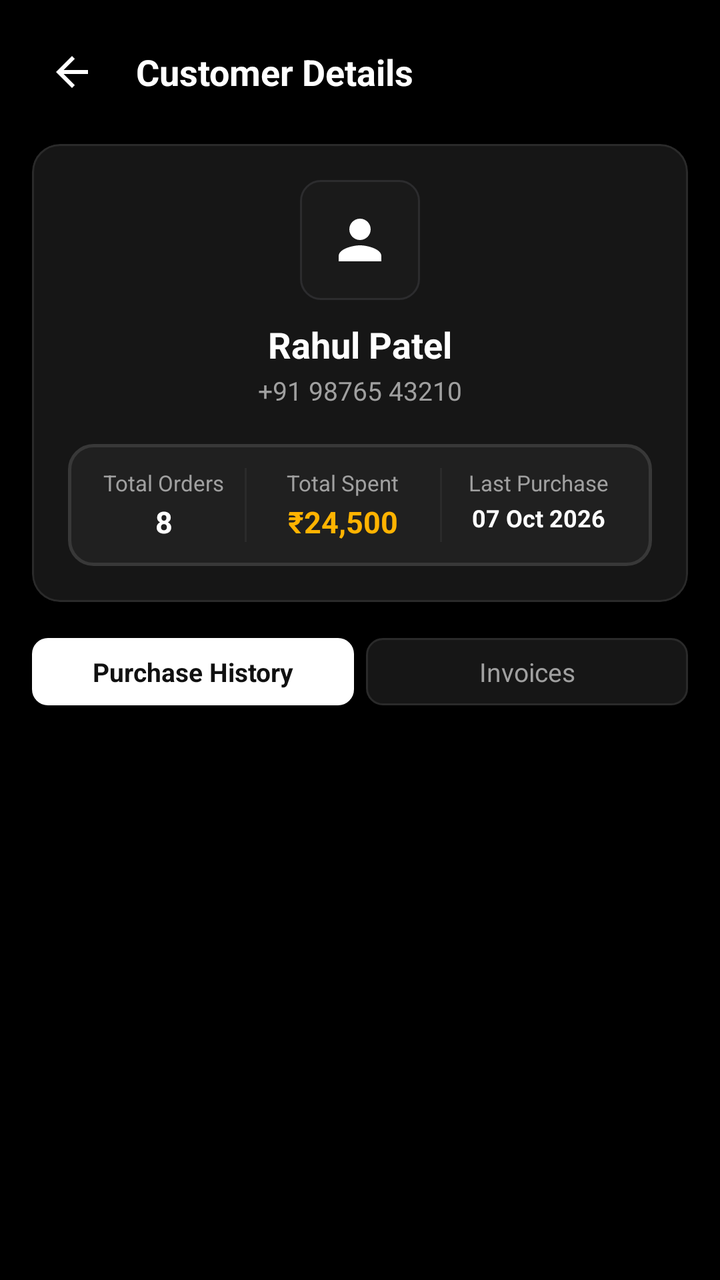
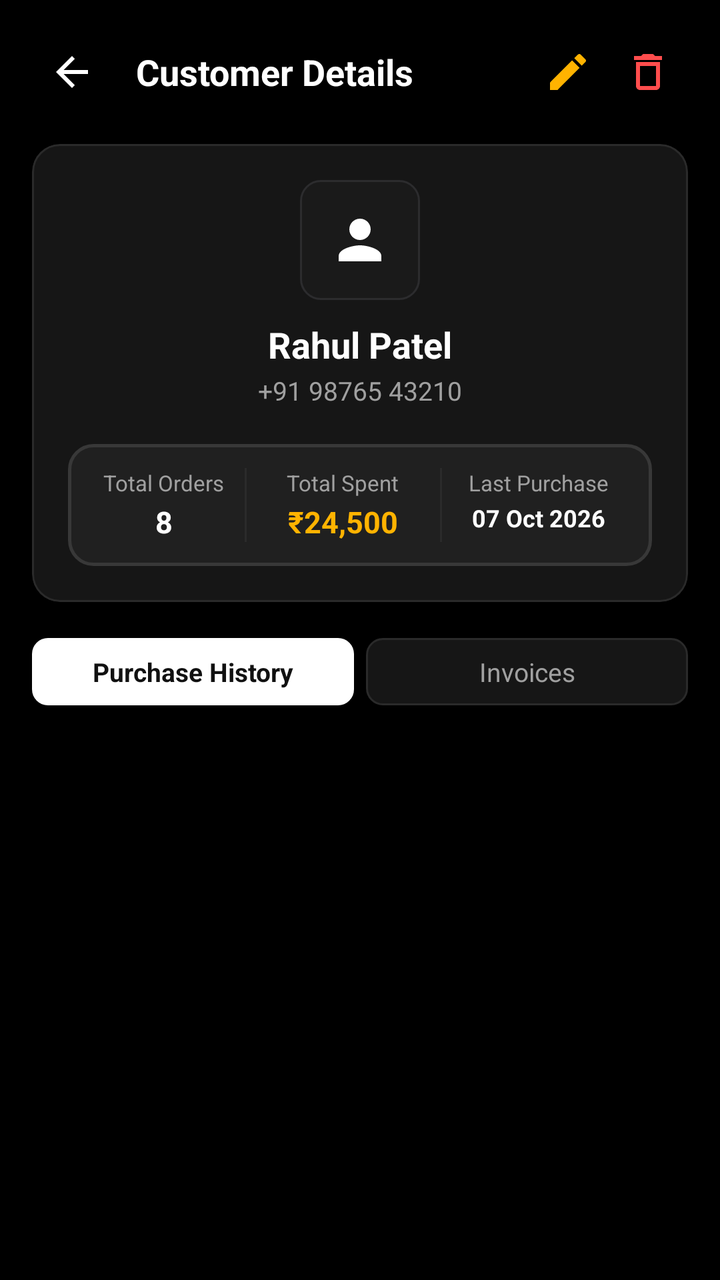

Screens rendered from an Android XML layout before and after an edit, with the pre-edit source and the edit as a unified diff.
<!-- AndroidManifest.xml: application theme Theme.IronParadiseGymCRM -->
<!-- res/layout/activity_customer_detail.xml -->
<?xml version="1.0" encoding="utf-8"?>
<LinearLayout xmlns:android="http://schemas.android.com/apk/res/android"
    xmlns:app="http://schemas.android.com/apk/res-auto"
    android:layout_width="match_parent"
    android:layout_height="match_parent"
    android:orientation="vertical"
    android:background="@color/bg_black"
    android:padding="16dp">

    
    <LinearLayout
        android:layout_width="match_parent"
        android:layout_height="wrap_content"
        android:orientation="horizontal"
        android:gravity="center_vertical">

        <ImageButton
            android:id="@+id/btnBack"
            android:layout_width="40dp"
            android:layout_height="40dp"
            android:background="?attr/selectableItemBackgroundBorderless"
            android:src="@drawable/ic_arrow_back"
            app:tint="@color/text_primary"
            android:contentDescription="Back" />

        <TextView
            android:layout_width="0dp"
            android:layout_height="wrap_content"
            android:layout_weight="1"
            android:layout_marginStart="12dp"
            android:text="Customer Details"
            android:textColor="@color/text_primary"
            android:textSize="18sp"
            android:textStyle="bold" />
    </LinearLayout>

    
    <com.google.android.material.card.MaterialCardView
        android:layout_width="match_parent"
        android:layout_height="wrap_content"
        android:layout_marginTop="16dp"
        app:cardBackgroundColor="@color/bg_card"
        app:cardCornerRadius="14dp"
        app:strokeColor="@color/border_color"
        app:strokeWidth="1dp">

        <LinearLayout
            android:layout_width="match_parent"
            android:layout_height="wrap_content"
            android:orientation="vertical"
            android:padding="18dp"
            android:gravity="center_horizontal">

            <FrameLayout
                android:layout_width="60dp"
                android:layout_height="60dp"
                android:background="@drawable/bg_product_thumb">

                <ImageView
                    android:layout_width="32dp"
                    android:layout_height="32dp"
                    android:layout_gravity="center"
                    android:src="@drawable/ic_person"
                    app:tint="@color/text_primary"
                    android:contentDescription="Customer Avatar" />
            </FrameLayout>

            <TextView
                android:id="@+id/tvCustomerName"
                android:layout_width="wrap_content"
                android:layout_height="wrap_content"
                android:layout_marginTop="10dp"
                android:text="Rahul Patel"
                android:textColor="@color/text_primary"
                android:textSize="18sp"
                android:textStyle="bold" />

            <TextView
                android:id="@+id/tvCustomerPhone"
                android:layout_width="wrap_content"
                android:layout_height="wrap_content"
                android:layout_marginTop="2dp"
                android:text="+91 98765 43210"
                android:textColor="@color/text_secondary"
                android:textSize="13sp" />

            
            <LinearLayout
                android:layout_width="match_parent"
                android:layout_height="wrap_content"
                android:orientation="horizontal"
                android:layout_marginTop="18dp"
                android:background="@drawable/bg_quick_action"
                android:paddingVertical="12dp"
                android:paddingHorizontal="8dp">

                <LinearLayout
                    android:layout_width="0dp"
                    android:layout_height="wrap_content"
                    android:layout_weight="1"
                    android:orientation="vertical"
                    android:gravity="center">
                    <TextView
                        android:layout_width="wrap_content"
                        android:layout_height="wrap_content"
                        android:text="Total Orders"
                        android:textColor="@color/text_secondary"
                        android:textSize="11sp" />
                    <TextView
                        android:id="@+id/tvTotalOrders"
                        android:layout_width="wrap_content"
                        android:layout_height="wrap_content"
                        android:layout_marginTop="2dp"
                        android:text="8"
                        android:textColor="@color/text_primary"
                        android:textSize="15sp"
                        android:textStyle="bold" />
                </LinearLayout>

                <View android:layout_width="1dp" android:layout_height=" match_parent" android:background="@color/border_color" />

                <LinearLayout
                    android:layout_width="0dp"
                    android:layout_height="wrap_content"
                    android:layout_weight="1.2"
                    android:orientation="vertical"
                    android:gravity="center">
                    <TextView
                        android:layout_width="wrap_content"
                        android:layout_height="wrap_content"
                        android:text="Total Spent"
                        android:textColor="@color/text_secondary"
                        android:textSize="11sp" />
                    <TextView
                        android:id="@+id/tvTotalSpent"
                        android:layout_width="wrap_content"
                        android:layout_height="wrap_content"
                        android:layout_marginTop="2dp"
                        android:text="₹24,500"
                        android:textColor="@color/accent_gold"
                        android:textSize="15sp"
                        android:textStyle="bold" />
                </LinearLayout>

                <View android:layout_width="1dp" android:layout_height="match_parent" android:background="@color/border_color" />

                <LinearLayout
                    android:layout_width="0dp"
                    android:layout_height="wrap_content"
                    android:layout_weight="1.2"
                    android:orientation="vertical"
                    android:gravity="center">
                    <TextView
                        android:layout_width="wrap_content"
                        android:layout_height="wrap_content"
                        android:text="Last Purchase"
                        android:textColor="@color/text_secondary"
                        android:textSize="11sp" />
                    <TextView
                        android:id="@+id/tvLastPurchase"
                        android:layout_width="wrap_content"
                        android:layout_height="wrap_content"
                        android:layout_marginTop="2dp"
                        android:text="07 Oct 2026"
                        android:textColor="@color/text_primary"
                        android:textSize="12sp"
                        android:textStyle="bold" />
                </LinearLayout>
            </LinearLayout>

        </LinearLayout>
    </com.google.android.material.card.MaterialCardView>

    
    <LinearLayout
        android:layout_width="match_parent"
        android:layout_height="wrap_content"
        android:layout_marginTop="18dp"
        android:orientation="horizontal">

        <TextView
            android:id="@+id/tabPurchaseHistory"
            android:layout_width="0dp"
            android:layout_height="wrap_content"
            android:layout_weight="1"
            android:text="Purchase History"
            android:textColor="#111111"
            android:textSize="13sp"
            android:textStyle="bold"
            android:gravity="center"
            android:background="@drawable/bg_filter_chip_selected"
            android:paddingVertical="8dp"
            android:layout_marginEnd="6dp" />

        <TextView
            android:id="@+id/tabInvoices"
            android:layout_width="0dp"
            android:layout_height="wrap_content"
            android:layout_weight="1"
            android:text="Invoices"
            android:textColor="@color/text_secondary"
            android:textSize="13sp"
            android:gravity="center"
            android:background="@drawable/bg_filter_chip_unselected"
            android:paddingVertical="8dp" />
    </LinearLayout>

    <androidx.recyclerview.widget.RecyclerView
        android:id="@+id/rvCustomerInvoices"
        android:layout_width="match_parent"
        android:layout_height="0dp"
        android:layout_weight="1"
        android:layout_marginTop="12dp" />

</LinearLayout>
<!-- resources referenced by this layout -->
<resources>
  <color name="accent_gold">#FFB300</color>
  <color name="bg_black">#000000</color>
  <color name="bg_card">#161616</color>
  <color name="border_color">#2A2A2A</color>
  <color name="text_primary">#FFFFFF</color>
  <color name="text_secondary">#A0A0A0</color>
  <!-- drawable bg_filter_chip_selected (drawable) -->
  <?xml version="1.0" encoding="utf-8"?>
  <shape xmlns:android="http://schemas.android.com/apk/res/android"
      android:shape="rectangle">
      <solid android:color="#FFFFFF" />
      <corners android:radius="8dp" />
  </shape>
  <!-- drawable bg_filter_chip_unselected (drawable) -->
  <?xml version="1.0" encoding="utf-8"?>
  <shape xmlns:android="http://schemas.android.com/apk/res/android"
      android:shape="rectangle">
      <solid android:color="@color/bg_card" />
      <corners android:radius="8dp" />
      <stroke android:width="1dp" android:color="@color/border_color" />
  </shape>
  <!-- drawable bg_product_thumb (drawable) -->
  <?xml version="1.0" encoding="utf-8"?>
  <shape xmlns:android="http://schemas.android.com/apk/res/android"
      android:shape="rectangle">
      <solid android:color="#1A1A1A" />
      <corners android:radius="10dp" />
      <stroke
          android:width="1dp"
          android:color="#2C2C2E" />
  </shape>
  <!-- drawable ic_arrow_back (drawable) -->
  <vector xmlns:android="http://schemas.android.com/apk/res/android"
      android:width="24dp"
      android:height="24dp"
      android:viewportWidth="24"
      android:viewportHeight="24">
      <path
          android:fillColor="@android:color/white"
          android:pathData="M20,11H7.83l5.59,-5.59L12,4l-8,8 8,8 1.41,-1.41L7.83,13H20v-2z"/>
  </vector>
  <!-- drawable ic_person (drawable) -->
  <vector xmlns:android="http://schemas.android.com/apk/res/android"
      android:width="24dp"
      android:height="24dp"
      android:viewportWidth="24"
      android:viewportHeight="24">
      <path
          android:fillColor="@android:color/white"
          android:pathData="M12,12c2.21,0 4,-1.79 4,-4s-1.79,-4 -4,-4 -4,1.79 -4,4 1.79,4 4,4zM12,14c-2.67,0 -8,1.34 -8,4v2h16v-2c0,-2.66 -5.33,-4 -8,-4z"/>
  </vector>
  <color name="ripple_white">#22FFFFFF</color>
  <color name="bg_card_elevated">#202020</color>
  <color name="border_light">#383838</color>
  <color name="accent_gold_dark">#C68400</color>
  <style name="IronCardView" parent="Widget.MaterialComponents.CardView">
          <item name="cardBackgroundColor">@color/bg_card</item>
          <item name="cardCornerRadius">12dp</item>
          <item name="cardElevation">0dp</item>
          <item name="strokeColor">@color/border_color</item>
          <item name="strokeWidth">1dp</item>
      </style>
  <color name="text_muted">#666666</color>
  <!-- unchanged entries left out for length: 4 -->
</resources>

<!-- the commit's change to res/layout/activity_customer_detail.xml (unified diff, before → after) -->
@@ -32,6 +32,24 @@
             android:textColor="@color/text_primary"
             android:textSize="18sp"
             android:textStyle="bold" />
+
+        <ImageButton
+            android:id="@+id/btnEditCustomer"
+            android:layout_width="40dp"
+            android:layout_height="40dp"
+            android:background="?attr/selectableItemBackgroundBorderless"
+            android:src="@drawable/ic_edit"
+            app:tint="@color/accent_gold"
+            android:contentDescription="Edit Customer (Admin Only)" />
+
+        <ImageButton
+            android:id="@+id/btnDeleteCustomer"
+            android:layout_width="40dp"
+            android:layout_height="40dp"
+            android:background="?attr/selectableItemBackgroundBorderless"
+            android:src="@drawable/ic_delete"
+            app:tint="@color/accent_red"
+            android:contentDescription="Delete Customer (Admin Only)" />
     </LinearLayout>
 
     
<!-- resource entries referenced after the edit -->
@@ -1,6 +1,7 @@
 <!-- resources referenced by this layout -->
 <resources>
   <color name="accent_gold">#FFB300</color>
+  <color name="accent_red">#FF4D4D</color>
   <color name="bg_black">#000000</color>
   <color name="bg_card">#161616</color>
   <color name="border_color">#2A2A2A</color>
@@ -41,6 +42,26 @@
           android:fillColor="@android:color/white"
           android:pathData="M20,11H7.83l5.59,-5.59L12,4l-8,8 8,8 1.41,-1.41L7.83,13H20v-2z"/>
   </vector>
+  <!-- drawable ic_delete (drawable) -->
+  <vector xmlns:android="http://schemas.android.com/apk/res/android"
+      android:width="24dp"
+      android:height="24dp"
+      android:viewportWidth="24"
+      android:viewportHeight="24">
+      <path
+          android:fillColor="#FFFFFFFF"
+          android:pathData="M16,9v10H8V9h8m-1.5,-6h-5l-1,1H5v2h14V4h-3.5l-1,-1zM18,7H6v12c0,1.1 0.9,2 2,2h8c1.1,0 2,-0.9 2,-2V7z" />
+  </vector>
+  <!-- drawable ic_edit (drawable) -->
+  <vector xmlns:android="http://schemas.android.com/apk/res/android"
+      android:width="24dp"
+      android:height="24dp"
+      android:viewportWidth="24"
+      android:viewportHeight="24">
+    <path
+        android:fillColor="@android:color/white"
+        android:pathData="M3,17.25V21h3.75L17.81,9.94l-3.75,-3.75L3,17.25zM20.71,7.04c0.39,-0.39 0.39,-1.02 0,-1.41l-2.34,-2.34c-0.39,-0.39 -1.02,-0.39 -1.41,0l-1.83,1.83 3.75,3.75 1.83,-1.83z"/>
+  </vector>
   <!-- drawable ic_person (drawable) -->
   <vector xmlns:android="http://schemas.android.com/apk/res/android"
       android:width="24dp"
